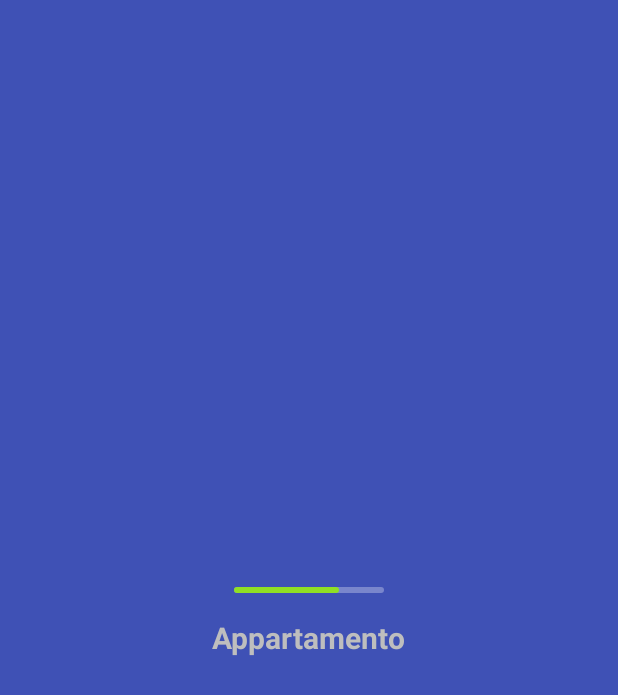
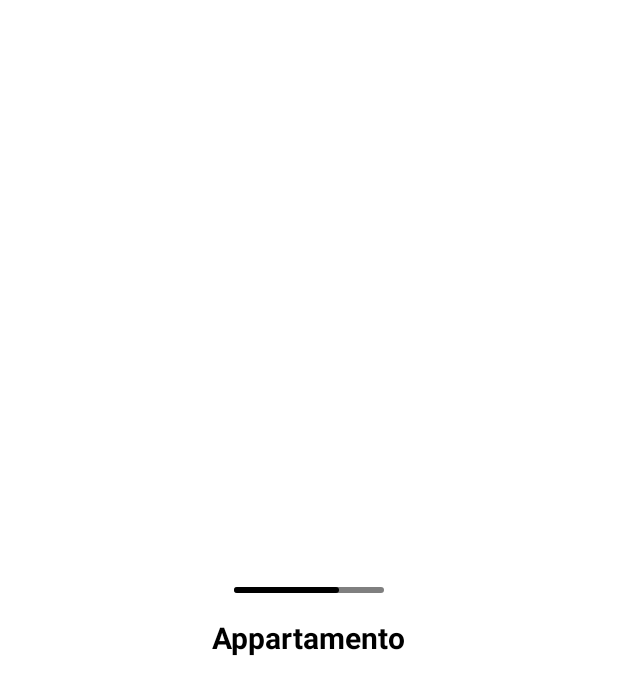
Before and after one commit to SebasRiosR/LabsCM20172, an Android app: the screen it shows after launch (SplashActivity), on a phone screen of 412 x 824 dp. Shown: the top 695 px of the screen. Run offline under Robolectric (Android 15) with nearby library versions, the phone set to English and light mode, and no system bars.

Commit message:
Nuevo diseño de: SplashScreen, Log-in, Sign-Up

```diff
--- a/Lab1/src/main/AndroidManifest.xml
+++ b/Lab1/src/main/AndroidManifest.xml
@@ -21,7 +21,7 @@
         </activity>
         <activity
             android:name=".Activities.LoginActivity"
-            android:theme="@style/Theme.AppCompat.Light.NoActionBar" />
+            android:theme="@style/AppTheme.NoActionBar" />
         <activity
             android:name=".Activities.MainActivity"
             android:label="@string/title_activity_main2"
--- a/Lab1/src/main/java/co/edu/udea/compumovil/gr01_20172/lab1/Activities/RegisterActivity.java
+++ b/Lab1/src/main/java/co/edu/udea/compumovil/gr01_20172/lab1/Activities/RegisterActivity.java
@@ -22,7 +22,6 @@ public class RegisterActivity extends AppCompatActivity implements View.OnClickL
     private TextView tvLogin;
     private EditText etEmail, etPass, etPass2, etName, etLastName, etPhone, etAddress, etCity;
     private RadioGroup radioGroup;
-    private RadioButton radioButton;
     private DbHelper db;
     private User user = new User();
 
--- a/Lab1/src/main/java/co/edu/udea/compumovil/gr01_20172/lab1/Activities/SplashActivity.java
+++ b/Lab1/src/main/java/co/edu/udea/compumovil/gr01_20172/lab1/Activities/SplashActivity.java
@@ -2,22 +2,31 @@ package co.edu.udea.compumovil.gr01_20172.lab1.Activities;
 
 import android.app.Activity;
 import android.content.Intent;
+import android.content.res.ColorStateList;
+import android.graphics.PorterDuff;
+import android.os.Build;
 import android.os.Bundle;
+import android.support.annotation.RequiresApi;
 import android.widget.ProgressBar;
 
 import co.edu.udea.compumovil.gr01_20172.lab1.R;
+
+import static android.R.color.black;
+import static android.R.color.white;
 
 public class SplashActivity extends Activity {
 
     private ProgressBar mProgress;
 
+    @RequiresApi(api = Build.VERSION_CODES.LOLLIPOP)
     @Override
     public void onCreate(Bundle savedInstanceState) {
         super.onCreate(savedInstanceState);
         // Show the splash screen
         setContentView(R.layout.activity_splash);
         mProgress = (ProgressBar) findViewById(R.id.splash_screen_progress_bar);
-
+        mProgress.getProgressDrawable().setColorFilter(getResources().getColor(black), PorterDuff.Mode.SRC_IN);
+        //mProgress.setProgressTintList(ColorStateList.valueOf(getResources().getColor(black)));
         // Start lengthy operation in a background thread
         new Thread(new Runnable() {
             public void run() {
--- a/Lab1/src/main/res/layout/activity_login.xml
+++ b/Lab1/src/main/res/layout/activity_login.xml
@@ -4,7 +4,7 @@
     android:layout_width="match_parent"
     android:layout_height="match_parent"
     android:orientation="vertical"
-    android:background="@color/colorPrimary"
+    android:background="@drawable/login_bg"
     tools:context="co.edu.udea.compumovil.gr01_20172.lab1.Activities.LoginActivity">
 
     <TextView
--- a/Lab1/src/main/res/layout/activity_splash.xml
+++ b/Lab1/src/main/res/layout/activity_splash.xml
@@ -3,7 +3,7 @@
     android:orientation="vertical"
     android:layout_width="match_parent"
     android:layout_height="match_parent"
-    android:background="@color/colorPrimary"
+    android:background="@color/white"
     android:gravity="center">
     <ProgressBar
         android:id="@+id/splash_screen_progress_bar"
@@ -21,6 +21,7 @@
         android:layout_centerHorizontal="true"
         android:layout_marginTop="10dp"
         android:text="@string/nameApp"
+        android:textColor="#000000"
         android:textSize="20dp"
         android:textStyle="bold"/>
 </LinearLayout>
--- a/Lab1/src/main/res/values/colors.xml
+++ b/Lab1/src/main/res/values/colors.xml
@@ -1,7 +1,8 @@
 <?xml version="1.0" encoding="utf-8"?>
 <resources>
     <color name="colorPrimary">#3F51B5</color>
-    <color name="colorPrimaryDark">#303F9F</color>
+    <color name="colorPrimaryDark">#000000</color>
     <color name="colorAccent">#FFFFFF</color>
     <color name="white">#FFFFFF</color>
+    <color name="black">#000000</color>
 </resources>
--- a/Lab1/src/main/res/values/strings.xml
+++ b/Lab1/src/main/res/values/strings.xml
@@ -19,6 +19,9 @@
     <string name="navigation_drawer_close">Close navigation drawer</string>
     <string name="action_settings">Configuraciones</string>
     <string name="title_activity_register2">RegisterActivity2</string>
+    <string name="createA">Crear una cuenta</string>
+
+
     <string name="large_text">
         "Material is the metaphor.\n\n"
 
```
Also changed, not shown: Lab1/src/main/res/layout/content_register.xml (+8 -1 lines), Lab1/src/main/res/layout/nav_header_main.xml (added, +36 -0 lines), Lab1/src/main/res/drawable/ic_exit.png (added), Lab1/src/main/res/drawable/ic_logout.png (added), Lab1/src/main/res/drawable/login_bg.png (added), 23 other files.
